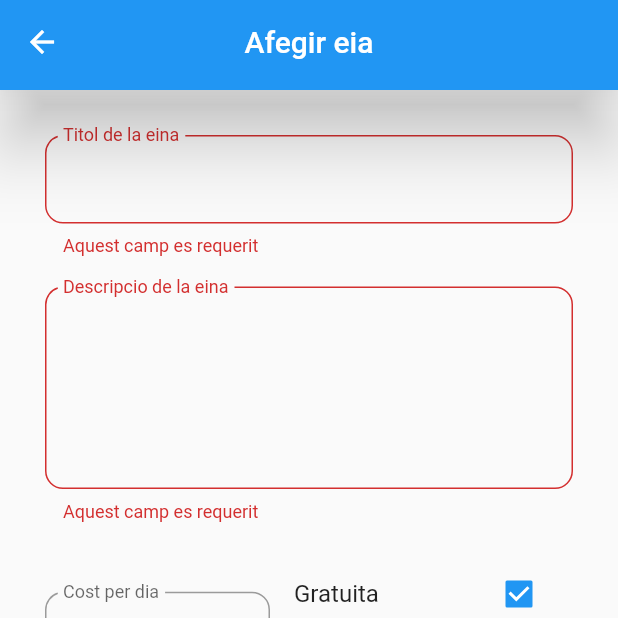
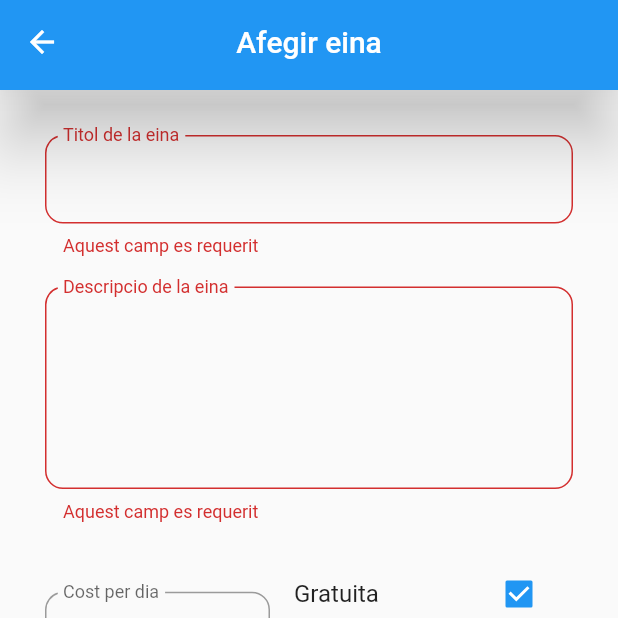
Before and after one commit to emprius/emprius-app-frontend, a Flutter app: the AddToolScreen screen opened by its route, after a tap on "Guarda", on a phone screen of 412 x 824 dp, the top half of it. Run offline on Flutter 3.47's test engine with Material 2 defaults, Android fonts, the light colour scheme and no system bars; our stand-ins replace carousel_slider, flutter_map, flutter_rating_bar, flutter_riverpod, flutter_spinkit, freezed_annotation and 5 more; missing offline and left inert: dart:ffi, flutter_map_marker_popup; accounts and stored records are empty.

Commit message:
Fix tools

```diff
--- a/lib/src/core/common_widgets/image_list_selector.dart
+++ b/lib/src/core/common_widgets/image_list_selector.dart
@@ -1,4 +1,6 @@
 import 'package:empriusapp/src/core/common_widgets/custom_text_button.dart';
+import 'package:empriusapp/src/core/helper/utils/asset_or_file_image.dart';
+import 'package:empriusapp/src/features/tool/presentation/widgets/tool_caroussel.dart';
 import 'package:flutter/material.dart';
 import 'package:image_picker/image_picker.dart';
 import 'dart:io';
@@ -50,17 +52,7 @@ class _ImageListSelectorState extends State<ImageListSelector> {
             onClicked: () { selectToolImages(); },
           ),
           if(toolImageList?.isNotEmpty ?? false)
-          SizedBox(
-            height: 150,
-            child: ListView.builder(
-              scrollDirection: Axis.horizontal,
-                shrinkWrap: true,
-                itemCount: toolImageList!.length,
-                itemBuilder: (BuildContext context, int index) {
-                  return Image.file(File(toolImageList![index]), fit: BoxFit.cover);
-                }
-            ),
-          )
+            ToolCaroussel(toolImageList!),
         ],
     );
   }
--- a/lib/src/features/bookings/application/notifiers/all_bookings_notifier.dart
+++ b/lib/src/features/bookings/application/notifiers/all_bookings_notifier.dart
@@ -1,3 +1,5 @@
+import 'dart:math';
+
 import 'package:empriusapp/src/features/bookings/data/repositories/bookings_repository.dart';
 import 'package:empriusapp/src/features/bookings/domain/booking_model.dart';
 import 'package:flutter_riverpod/flutter_riverpod.dart';
@@ -14,7 +16,7 @@ class AllBookingsNotifier extends StateNotifier<List<BookingModel>>{
   Future<void> createBooking(BookingModel booking) async {
     var newBooking = await bookingsRepository.createBooking(
         booking: booking,
-        lastId: state.length + 1
+        lastId: Random().nextInt(10000) + 50
     );
     state = [...state, newBooking];
     //state = new List.from([...state])..add(newBooking);
--- a/lib/src/features/search_map/presentation/widgets/custom_search_bar.dart
+++ b/lib/src/features/search_map/presentation/widgets/custom_search_bar.dart
@@ -111,7 +111,7 @@ class _CustomSearchBarState extends State<CustomSearchBar> {
 //   '/data/user/0/com.example.empriusapp/cache/image_picker5889187328360687785.jpg'
 // ];
 //
-// var _sampleTools = [
+// var _userTools = [
 //   ToolModel(
 //       id: 1,
 //       isAvailable: true,
--- a/lib/src/features/tool/presentation/screens/add_tool_screen.dart
+++ b/lib/src/features/tool/presentation/screens/add_tool_screen.dart
@@ -33,6 +33,32 @@ class _AddToolScreenState extends ConsumerState<AddToolScreen> {
   final _descriptionCtrl = TextEditingController();
   final _costCtrl = TextEditingController();
 
+  void saveTool () async {
+    if (!_formKey.currentState!.validate()) {
+      return;
+    }
+
+    ScaffoldMessenger.of(context).showSnackBar(
+      const SnackBar(content: Text('Eina afegida')),
+    );
+    //TODO: PUSH LOGIC TO PROVIDERS (GENERAL TOOLS AND USER TOOLS) AWAY FROM UI
+    await ref
+        .read(allToolsProvider.notifier)
+        .addTool(ToolModel(
+      title: _titleCtrl.text,
+      description: _descriptionCtrl.text,
+      images: _images,
+      maybeFree: _maybeFree,
+      askWithFee: _askWithFee,
+      toolCategory: _currentCategory,
+      transportOptions: _currentTransport,
+      cost: _costCtrl.text.isNotEmpty ? int.parse(_costCtrl.text) : null,
+    ));
+
+    if (!mounted) return;
+    Navigator.pop(context);
+  }
+
   @override
   void dispose() {
     _titleCtrl.dispose();
@@ -44,7 +70,7 @@ class _AddToolScreenState extends ConsumerState<AddToolScreen> {
   @override
   Widget build(BuildContext context) {
     return Scaffold(
-      appBar: UserAppbar('Afegir eia'),
+      appBar: UserAppbar('Afegir eina'),
       body: SingleChildScrollView(
         padding: const EdgeInsets.fromLTRB(30, 10, 30, 10),
         physics: const BouncingScrollPhysics(),
@@ -174,32 +200,7 @@ class _AddToolScreenState extends ConsumerState<AddToolScreen> {
                   ),
                   CustomTextButton(
                       text: "Guarda",
-                    onClicked: () async {
-                      if (!_formKey.currentState!.validate()) {
-                        return;
-                      }
-
-                      ScaffoldMessenger.of(context).showSnackBar(
-                        const SnackBar(content: Text('Eina afegida')),
-                      );
-//TODO: PUSH LOGIC TO PROVIDERS (GENERAL TOOLS AND USER TOOLS) AWAY FROM UI
-                      await ref
-                          .read(allToolsProvider.notifier)
-                          .addTool(ToolModel(
-                            title: _titleCtrl.text,
-                            description: _descriptionCtrl.text,
-                            images: _images,
-                        maybeFree: _maybeFree,
-                        askWithFee: _askWithFee,
-                        toolCategory: _currentCategory,
-                        transportOptions: _currentTransport,
-                        cost: _costCtrl.text.isNotEmpty ? int.parse(_costCtrl.text) : null,
-                          ));
-
-                      if (!mounted) return;
-                      Navigator.pushNamed(
-                          context, userToolsScreenRoute);
-                    },
+                      onClicked: saveTool
                   )
                 ],
               ) //
```
Also changed, not shown: lib/src/features/tool/application/notifiers/all_tools_notifier.dart (+18 -119 lines), lib/src/features/tool/data/mocked/mocked_tools_service.dart (+2 -7 lines), lib/src/features/tool/data/repositories/tool_http_repository.dart (+11 -16 lines), lib/src/features/user/emprius_user/presentation/screens/user_tool_list_screen.dart (+4 -10 lines). Lines whose indentation alone changed are shown as unchanged.
